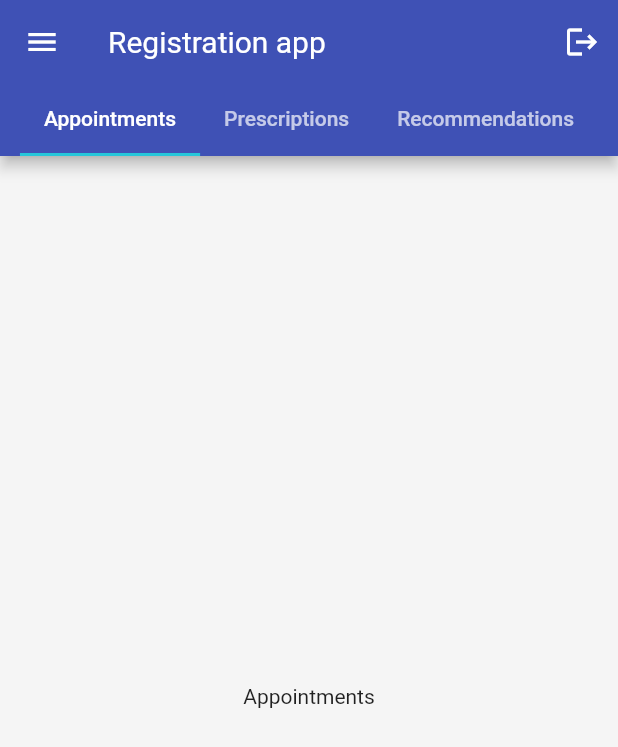
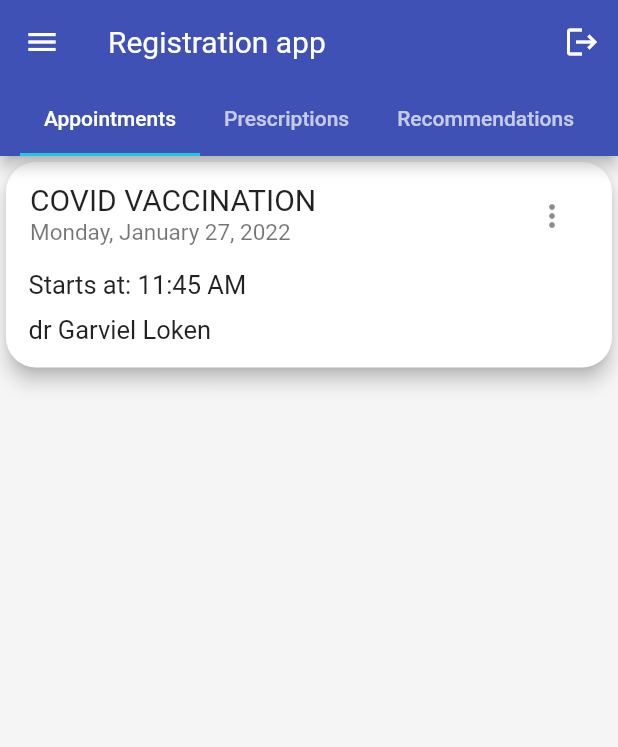
Before and after one commit to karolinakowalczyk/med-app-mobile, a Flutter app: the screen it shows once a user with an empty profile is signed in, on a phone screen of 412 x 824 dp. Shown: the top 747 px of the screen. Run offline on Flutter 3.47's test engine with Material 2 defaults, Android fonts, the phone set to English and light mode, and no system bars; our stand-ins replace cloud_firestore, firebase_auth, firebase_core, google_sign_in, hexcolor, validators; accounts and stored records are empty.

Commit message:
Added cards to main page

```diff
--- /dev/null
+++ b/med_app_mobile/lib/helpers/card_helper.dart
@@ -0,0 +1,190 @@
+import 'package:flutter/material.dart';
+
+// W tej klasie znajdują się szablony kafelków dla poszczególnych Tab'ów
+class CardHelper {
+
+  //TODO: typy zmiennych w tych widgetach trzeba zmienić na zgodne z ich
+  // odpowiednikami w bazie
+  Card appointCard(
+    BuildContext context,
+    String title,
+    String date,
+    String time,
+    String doctor
+  ) {
+    return Card(
+      elevation: 5,
+      shape: RoundedRectangleBorder(
+        borderRadius: BorderRadius.circular(20)
+      ),
+      child: Column(
+        mainAxisSize: MainAxisSize.min,
+        crossAxisAlignment: CrossAxisAlignment.start,
+        children: <Widget>[
+          ListTile(
+            title: Text(
+              title.toUpperCase(),
+              style: const TextStyle(
+                fontSize: 20,
+                fontWeight: FontWeight.normal,
+              ),
+            ),
+            subtitle: Text(
+              date,
+              style: const TextStyle(
+                fontSize: 15,
+                fontWeight: FontWeight.normal,
+              ),
+            ),
+            trailing: PopupMenuButton(
+              itemBuilder: (context) => [
+                const PopupMenuItem(
+                  child: Text('Edit visit'),
+                  value: 1,
+                ),
+                const PopupMenuItem(
+                  child: Text('Cancel visit'),
+                  value: 2,
+                ),
+              ],
+            ),
+          ),
+          Padding(
+            padding: const EdgeInsets.fromLTRB(15, 0, 0, 10),
+            child: Text(
+            'Starts at: $time',
+            style: const TextStyle(
+                fontSize: 17,
+                fontWeight: FontWeight.normal,
+              ),
+            ),
+          ),
+          Padding(
+            padding: const EdgeInsets.fromLTRB(15, 0, 0, 15),
+            child: Text(
+            doctor,
+            style: const TextStyle(
+                fontSize: 17,
+                fontWeight: FontWeight.normal,
+              ),
+            ),
+          ),
+        ],
+      )
+    );
+  }
+
+  Card prescCard(
+    BuildContext context,
+    String title,
+    String doctor,
+    String code,
+    String validity,
+    String dosage
+  ) {
+    return Card(
+      elevation: 5,
+      shape: RoundedRectangleBorder(
+        borderRadius: BorderRadius.circular(20)
+      ),
+      child: Column(
+        mainAxisSize: MainAxisSize.min,
+        crossAxisAlignment: CrossAxisAlignment.start,
+        children: <Widget>[
+          ListTile(
+            title: Text(
+              title.toUpperCase(),
+              style: const TextStyle(
+                fontSize: 20,
+                fontWeight: FontWeight.normal,
+              ),
+            ),
+            subtitle: Text(
+              'From: $doctor',
+              style: const TextStyle(
+                fontSize: 15,
+                fontWeight: FontWeight.normal,
+              ),
+            ),
+          ),
+          Padding(
+            padding: const EdgeInsets.fromLTRB(15, 0, 0, 10),
+            child: Text(
+            'Access code: $code',
+            style: const TextStyle(
+                fontSize: 17,
+                fontWeight: FontWeight.normal,
+              ),
+            ),
+          ),
+          Padding(
+            padding: const EdgeInsets.fromLTRB(15, 0, 0, 10),
+            child: Text(
+            'Validity: $validity',
+            style: const TextStyle(
+                fontSize: 17,
+                fontWeight: FontWeight.normal,
+              ),
+            ),
+          ),
+          Padding(
+            padding: const EdgeInsets.fromLTRB(15, 0, 0, 15),
+            child: Text(
+            'Dosage: $dosage',
+            style: const TextStyle(
+                fontSize: 17,
+                fontWeight: FontWeight.normal,
+              ),
+            ),
+          ),
+        ],
+      )
+    );
+  }
+
+  Card recomCard(
+    BuildContext context,
+    String title,
+    String blabla,
+    String description
+  ) {
+    return Card(
+      elevation: 5,
+      shape: RoundedRectangleBorder(
+        borderRadius: BorderRadius.circular(20)
+      ),
+      child: Column(
+        mainAxisSize: MainAxisSize.min,
+        crossAxisAlignment: CrossAxisAlignment.start,
+        children: <Widget>[
+          ListTile(
+            title: Text(
+              title.toUpperCase(),
+              style: const TextStyle(
+                fontSize: 20,
+                fontWeight: FontWeight.normal,
+              ),
+            ),
+            subtitle: Text(
+              blabla,
+              style: const TextStyle(
+                fontSize: 15,
+                fontWeight: FontWeight.normal,
+              ),
+            ),
+          ),
+          Padding(
+            padding: const EdgeInsets.fromLTRB(15, 0, 0, 15),
+            child: Text(
+            'Description: $description',
+            style: const TextStyle(
+                fontSize: 17,
+                fontWeight: FontWeight.normal,
+              ),
+            ),
+          ),
+        ],
+      )
+    );
+  }
+}
--- a/med_app_mobile/lib/pages/main_page.dart
+++ b/med_app_mobile/lib/pages/main_page.dart
@@ -1,4 +1,5 @@
 import 'package:flutter/material.dart';
+import 'package:med_app_mobile/helpers/card_helper.dart';
 import 'package:med_app_mobile/models/user_patient.dart';
 import 'package:med_app_mobile/pages/appoint_manager_page.dart';
 import 'package:med_app_mobile/services/auth.dart';
@@ -129,17 +130,43 @@ class _MainPageState extends State<MainPage> with
         ),
       ),
       body: TabBarView(
-        // TODO: wstawić kafelki z wizytami, receptami itd.
+        // TODO: wstawić "prawdziwe" kafelki z bazy
         controller: _tabController,
-        children: const [
-          Center(
-            child: Text("Appointments")
+        children: [
+          // Każda kolumna to inny Tab, np. tu mamy 'Appointments' ...
+          Column(
+            children: <Widget>[
+              CardHelper().appointCard(
+                context,
+                'covid vaccination',
+                'Monday, January 27, 2022',
+                '11:45 AM',
+                'dr Garviel Loken'
+              ),
+            ],
           ),
-          Center(
-            child: Text("Prescriptions")
+          // ... a tu mamy już 'Prescriptions'
+          Column(
+            children: <Widget>[
+              CardHelper().prescCard(
+                context,
+                'asamax 500',
+                'dr Garviel Loken',
+                '6969',
+                '27.06.2022 - 27.07.2022',
+                '2x2'
+              ),
+            ],
           ),
-          Center(
-            child: Text("Recommendations")
+          Column(
+            children: <Widget>[
+              CardHelper().recomCard(
+                context,
+                'i don\'t even know',
+                'what is supposed to be here',
+                'Lorem ipsum'
+              ),
+            ],
           )
         ],
       )
```
